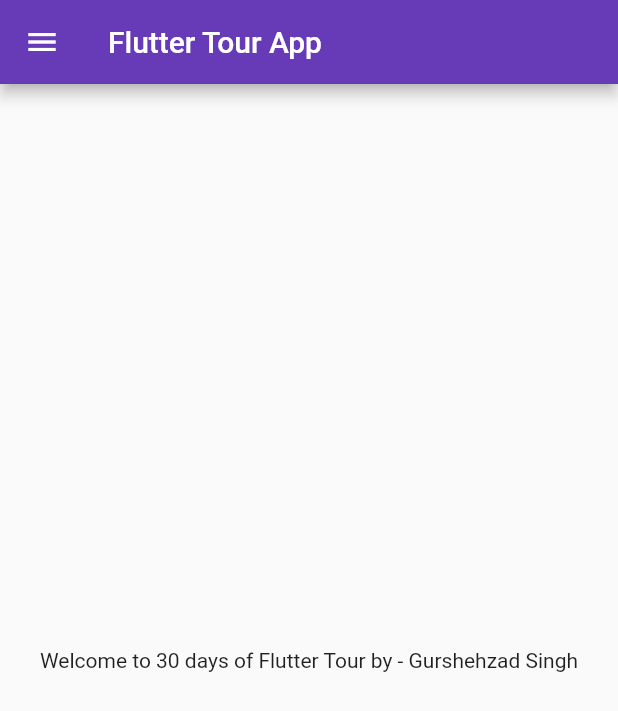
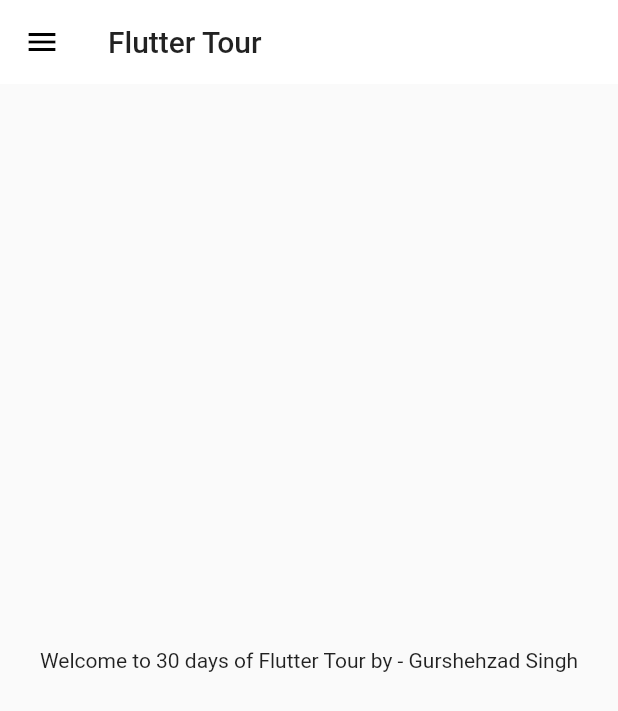
Before and after one commit to GurshehzadSingh/Flutter-Tour, a Flutter app: the screen it shows after launch, on a phone screen of 412 x 824 dp. Shown: the top 711 px of the screen. Run offline on Flutter 3.47's test engine with Material 2 defaults, Android fonts, the light colour scheme and no system bars.

Commit message:
themes extracted

```diff
--- a/lib/main.dart
+++ b/lib/main.dart
@@ -1,6 +1,7 @@
 import 'package:flutter/material.dart';
 import 'package:flutter_revision/pages/login_page.dart';
 import 'package:flutter_revision/utils/routes.dart';
+import 'package:flutter_revision/widgets/themes.dart';
 import 'pages/home_page.dart';
 
 void main(){
@@ -16,11 +17,8 @@
     //final(like const but can be added into it)
    return MaterialApp(
      themeMode: ThemeMode.light,
-     theme: ThemeData(primarySwatch: Colors.deepPurple,
-     ),
-     darkTheme: ThemeData(
-       brightness: Brightness.dark
-       ) ,
+     theme:MyTheme.lightTheme(context),
+     darkTheme: MyTheme.darkTheme(context),
        debugShowCheckedModeBanner: false,
        initialRoute: MyRoutes.homeRoute,
      routes: {
--- a/lib/pages/home_page.dart
+++ b/lib/pages/home_page.dart
@@ -9,7 +9,7 @@
   Widget build(BuildContext context) {
     return  Scaffold(
   appBar: AppBar(
-    title: Text("Flutter Tour App")
+    title: Text("Flutter Tour")
   ),
     body: Center(
      child: Container(
--- /dev/null
+++ b/lib/widgets/themes.dart
@@ -0,0 +1,16 @@
+import 'package:flutter/material.dart';
+
+class MyTheme{
+   static ThemeData lightTheme (BuildContext context) => ThemeData(
+       primarySwatch: Colors.deepPurple,
+       appBarTheme: AppBarTheme(
+         color:Colors.white,
+         elevation: 0.0,
+         iconTheme: IconThemeData(color: Colors.black),
+         textTheme: Theme.of(context).textTheme,
+        )
+     );
+     static ThemeData darkTheme (BuildContext context) => ThemeData(
+       brightness: Brightness.dark
+        );
+}
```
